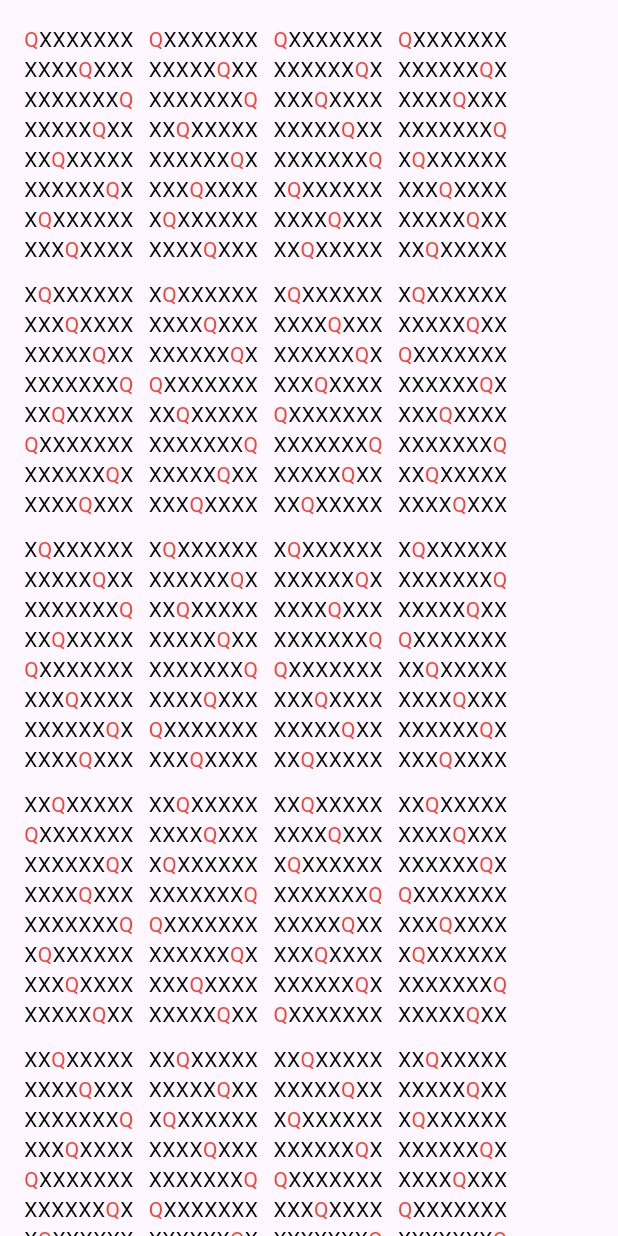
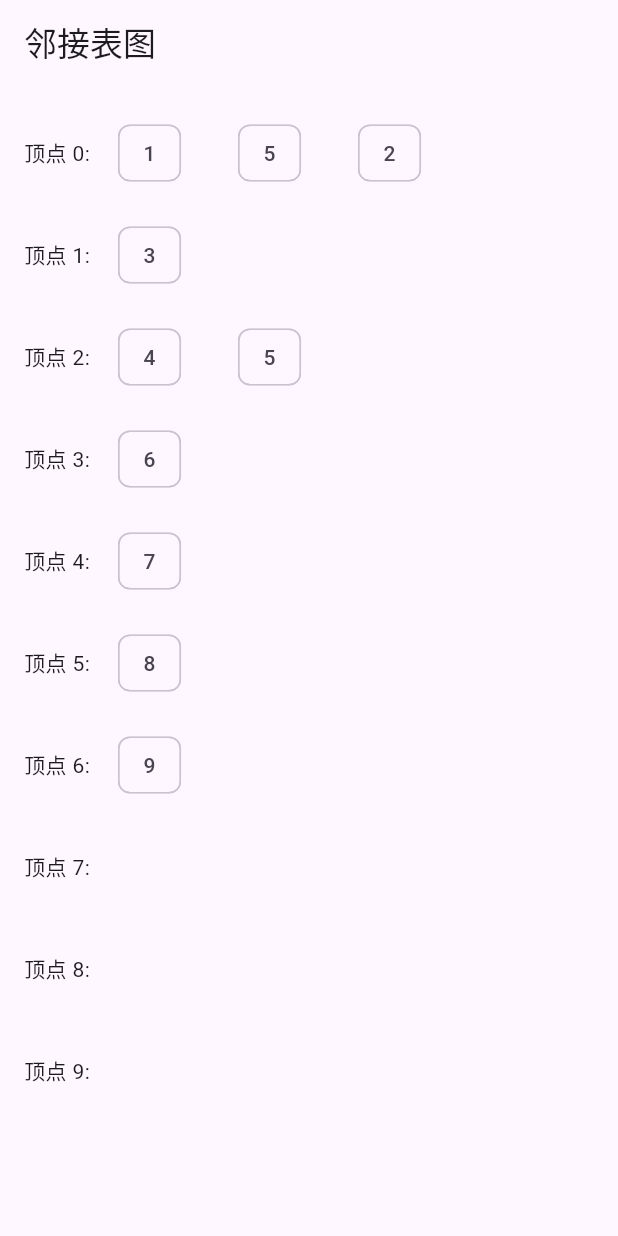
Before and after one commit to PierceZheng/flutter_application_1, a Flutter app: the screen it shows after launch, on a phone screen of 412 x 824 dp. Run offline on Flutter 3.47's test engine with Material 2 defaults, Android fonts, the phone set to English and light mode, and no system bars.

```diff
--- a/lib/main.dart
+++ b/lib/main.dart
@@ -1,6 +1,7 @@
 import 'package:flutter/material.dart';
 import 'package:flutter_application_1/edit_distance.dart';
 import 'package:flutter_application_1/eight_queens.dart';
+import 'package:flutter_application_1/topo_sort.dart';
 
 import 'package_0_1.dart';
 
@@ -23,9 +24,20 @@ class _MyAppState extends State<MyApp> {
 
   @override
   Widget build(BuildContext context) {
-    print('==========${'baacbb'.compultMaxSubstringLength_2('baaccbb')}');
-    EightQueens eightQueens = EightQueens();
-    eightQueens.cal8Queens(0);
+    final graph = Graph(10);
+    graph.addEdge(0, 1);
+    graph.addEdge(0, 5);
+    graph.addEdge(0, 2);
+    graph.addEdge(1, 3);
+    graph.addEdge(2, 4);
+    graph.addEdge(2, 5);
+    graph.addEdge(3, 6);
+    graph.addEdge(4, 7);
+    graph.addEdge(5, 8);
+    graph.addEdge(6, 9);
+
+    print('${graph.topoSortKahn()}');
+
     return MaterialApp(
       title: 'Flutter Demo',
       theme: ThemeData(
@@ -33,14 +45,7 @@ class _MyAppState extends State<MyApp> {
         useMaterial3: true,
       ),
       home: Scaffold(
-        body: Padding(
-          padding: MediaQuery.paddingOf(context) + const EdgeInsets.all(16),
-          child: Wrap(
-            spacing: 10,
-            runSpacing: 10,
-            children: eightQueens.resultWidget,
-          ),
-        ),
+        body: GraphWidget(graph),
       ),
     );
   }
--- /dev/null
+++ b/lib/topo_sort.dart
@@ -0,0 +1,120 @@
+import 'dart:collection';
+
+import 'package:flutter/material.dart';
+
+base class IntegerEntry with LinkedListEntry<IntegerEntry> {
+  IntegerEntry(this.value);
+
+  int value;
+}
+
+class Graph {
+  final int _v; // 顶点个数
+  final List<LinkedList<IntegerEntry>> _adj = []; // 邻接表
+
+  Graph(this._v) {
+    for (int i = 0; i < _v; i++) {
+      _adj.add(LinkedList());
+    }
+  }
+
+  void addEdge(int s, int t) {
+    final linkedList = _adj[s];
+    final entry = IntegerEntry(t);
+    if (linkedList.isEmpty) {
+      linkedList.addFirst(entry);
+    } else {
+      linkedList.add(entry);
+    }
+  }
+
+  List<int> topoSortKahn() {
+    final inDegree = List.filled(_v, 0);
+    final queue = Queue<int>();
+
+    for (final linkedList in _adj) {
+      for (final entry in linkedList) {
+        inDegree[entry.value]++;
+      }
+    }
+
+    for (int i = 0; i < inDegree.length; i++) {
+      if (inDegree[i] == 0) {
+        queue.add(i);
+        inDegree[i] = -1;
+      }
+    }
+
+    final List<int> result = [];
+    while (queue.isNotEmpty) {
+      final firstValue = queue.removeFirst();
+      result.add(firstValue);
+      for (final entry in _adj[firstValue]) {
+        inDegree[entry.value]--;
+      }
+
+      for (int i = 0; i < inDegree.length; i++) {
+        if (inDegree[i] == 0) {
+          queue.add(i);
+          inDegree[i] = -1;
+        }
+      }
+    }
+
+    return result;
+  }
+}
+
+class GraphWidget extends StatelessWidget {
+  const GraphWidget(this.graph, {super.key});
+
+  final Graph graph;
+
+  @override
+  Widget build(BuildContext context) {
+    return Scaffold(
+      appBar: AppBar(
+        title: const Text("邻接表图"),
+      ),
+      body: Container(
+        padding: const EdgeInsets.all(16),
+        child: SingleChildScrollView(
+          child: Column(
+            children: [
+              for (int i = 0; i < graph._v; i++)
+                Padding(
+                  padding: const EdgeInsets.only(bottom: 8.0),
+                  child: Row(
+                    children: [
+                      Text("顶点 $i: "),
+                      Expanded(
+                        child: SizedBox(
+                          height: 60,
+                          child: ListView.builder(
+                            shrinkWrap: true,
+                            scrollDirection: Axis.horizontal,
+                            itemCount: graph._adj[i].length,
+                            itemBuilder: (context, index) {
+                              final entry = graph._adj[i].elementAt(index);
+                              return Container(
+                                width: 80,
+                                height: 80,
+                                padding: const EdgeInsets.only(right: 8.0),
+                                child: Chip(
+                                  label: Text("${entry.value}"),
+                                ),
+                              );
+                            },
+                          ),
+                        ),
+                      ),
+                    ],
+                  ),
+                ),
+            ],
+          ),
+        ),
+      ),
+    );
+  }
+}
```
